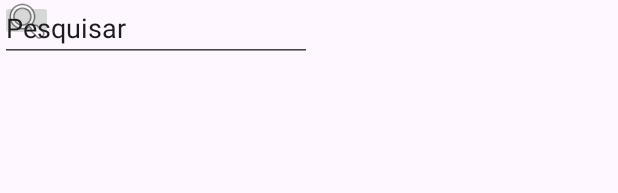
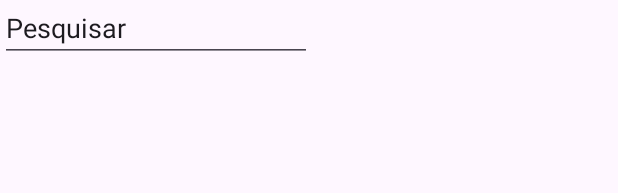
Before and after one commit to CristianMartini/Echo-Viagens-, an Android app: the layout tela_produtos.xml on its own in the app's theme, with its tools: preview values and no code run, on a phone screen of 412 x 824 dp. Shown: the top 193 px of the screen. Run offline under Robolectric (Android 15) with nearby library versions, the phone set to English and light mode, and no system bars.

Commit message:
linkando telas  ok
link de telas funionando

```diff
--- a/app/src/main/java/com/example/echoviagens/LoginActivity.kt
+++ b/app/src/main/java/com/example/echoviagens/LoginActivity.kt
@@ -54,7 +54,7 @@ class LoginActivity : AppCompatActivity() {
                 if (response.isSuccessful && response.body() != null) {
                     val loginResponses = response.body()!!
                     if (loginResponses.isNotEmpty()) {
-                        val intent = Intent(this@LoginActivity, MainActivity::class.java)
+                        val intent = Intent(this@LoginActivity, ProdutoActivity::class.java)
                         startActivity(intent)
                         finish()
                     } else {
--- a/app/src/main/res/layout/tela_login.xml
+++ b/app/src/main/res/layout/tela_login.xml
@@ -70,8 +70,8 @@
         android:layout_marginTop="24dp"
         android:layout_marginBottom="24dp"
         android:ems="10"
+        android:hint="Insira o seu e-mail"
         android:inputType="textEmailAddress"
-        android:text="Insira o seu e-mail"
         app:layout_constraintBottom_toBottomOf="parent"
         app:layout_constraintEnd_toEndOf="parent"
         app:layout_constraintHorizontal_bias="0.358"
@@ -86,8 +86,8 @@
         android:layout_marginTop="24dp"
         android:layout_marginBottom="24dp"
         android:ems="10"
+        android:hint="Insira a sua senha"
         android:inputType="textPassword"
-        android:text="Insira a sua senha"
         app:layout_constraintBottom_toBottomOf="parent"
         app:layout_constraintEnd_toEndOf="parent"
         app:layout_constraintHorizontal_bias="0.363"
--- a/app/src/main/res/layout/tela_produtos.xml
+++ b/app/src/main/res/layout/tela_produtos.xml
@@ -26,14 +26,6 @@
         tools:layout_editor_absoluteX="-2dp"
         tools:layout_editor_absoluteY="1dp">
 
-        <ImageButton
-            android:id="@+id/imageButton"
-            android:layout_width="35dp"
-            android:layout_height="27dp"
-            app:srcCompat="@android:drawable/ic_menu_search"
-            tools:layout_editor_absoluteX="177dp"
-            tools:layout_editor_absoluteY="19dp" />
-
         <EditText
             android:id="@+id/pesquisar"
             android:layout_width="208dp"
@@ -41,8 +33,8 @@
             android:ems="10"
             android:inputType="text"
             android:text="Pesquisar"
-            tools:layout_editor_absoluteX="15dp"
-            tools:layout_editor_absoluteY="12dp" />
+            tools:layout_editor_absoluteX="16dp"
+            tools:layout_editor_absoluteY="16dp" />
     </androidx.constraintlayout.widget.ConstraintLayout>
 
 </androidx.constraintlayout.widget.ConstraintLayout>
```
Also changed, not shown: app/src/main/AndroidManifest.xml (+11 -1 lines), app/src/main/java/com/example/echoviagens/MainActivity.kt (+11 -0 lines).
